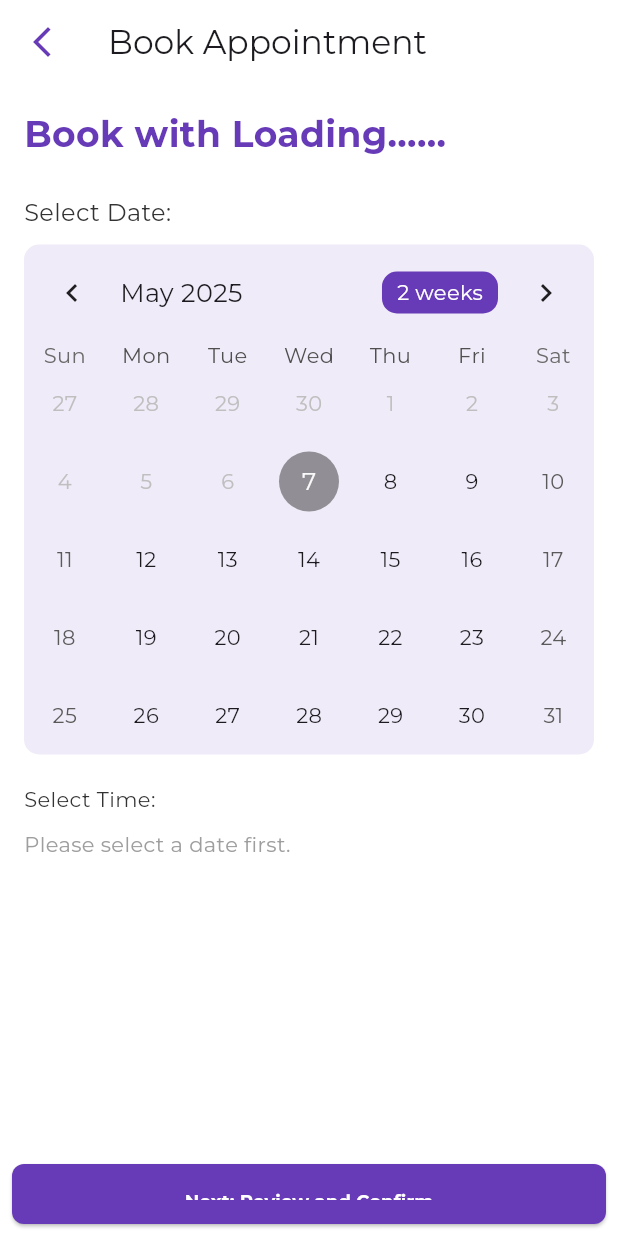
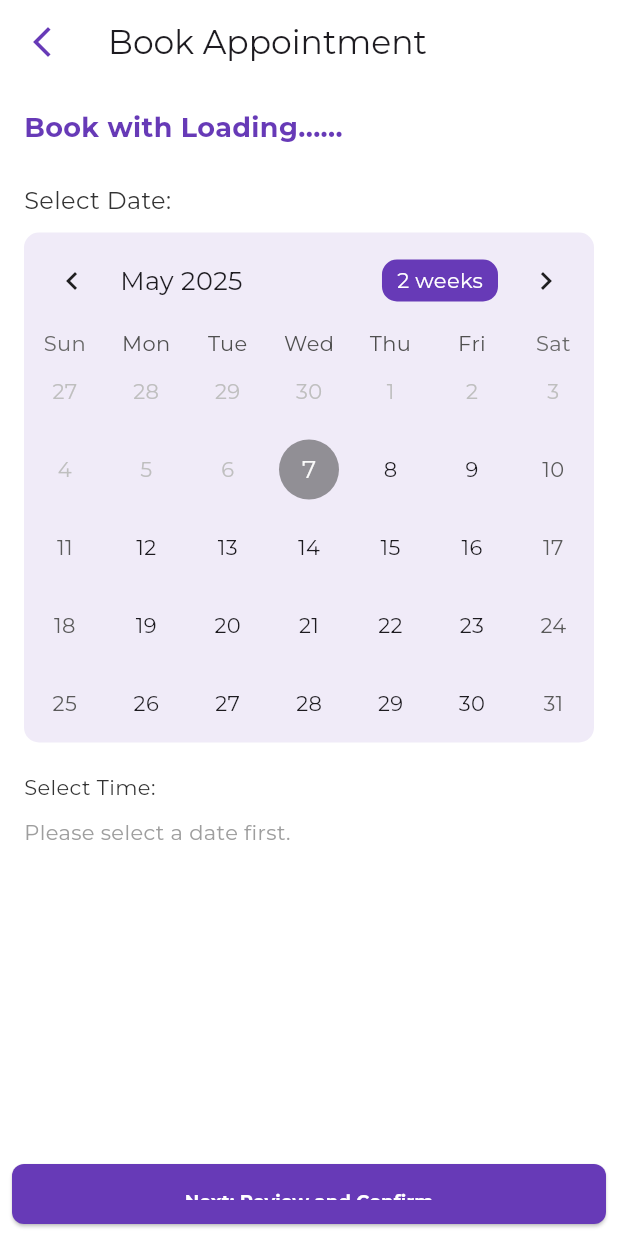
Before and after one commit to Aslmmon/ServiceReservationApp, a Flutter app: the BookingScreen screen opened by its route, on a phone screen of 412 x 824 dp. Run offline on Flutter 3.47's test engine with Material 3 defaults, Android fonts, the phone set to English and light mode, and no system bars; drawn by our look-alikes of table_calendar; our stand-ins replace cloud_firestore, firebase_auth, firebase_core, flutter_dotenv, get, google_fonts and 1 more; accounts and stored records are empty.

```diff
--- a/lib/presentation/specialists/components/SpecialistItem.dart
+++ b/lib/presentation/specialists/components/SpecialistItem.dart
@@ -52,6 +52,7 @@ class SpecialistGridItem extends StatelessWidget {
               const SizedBox(height: 8.0),
               ReusableButton(
                 text: AppStrings.book,
+
                 onPressed:
                     () => Get.toNamed(AppRoutes.booking, arguments: specialist),
               ),
--- a/lib/utils/appTextStyle/AppTextStyles.dart
+++ b/lib/utils/appTextStyle/AppTextStyles.dart
@@ -5,7 +5,7 @@ import '../appColors/AppColors.dart';
 
 class AppTextStyles {
   static TextStyle heading = GoogleFonts.montserrat(
-    fontSize: 24,
+    fontSize: 18,
     fontWeight: FontWeight.bold,
     color: AppColors.darkText,
   );
--- a/lib/utils/components/AppButton.dart
+++ b/lib/utils/components/AppButton.dart
@@ -6,17 +6,20 @@ class ReusableButton extends StatelessWidget {
   final String text;
   final VoidCallback onPressed;
   final bool isLoading;
+  final double height;
 
   const ReusableButton({
     super.key,
     required this.text,
     required this.onPressed,
     this.isLoading = false,
+     this.height = 50,
   });
 
   @override
   Widget build(BuildContext context) {
     return SizedBox(
+      height: height,
       width: double.infinity,
       child: ElevatedButton(
         onPressed: onPressed,
```
Also changed, not shown: lib/presentation/specialists/specialist_list_screen.dart (+8 -6 lines).
